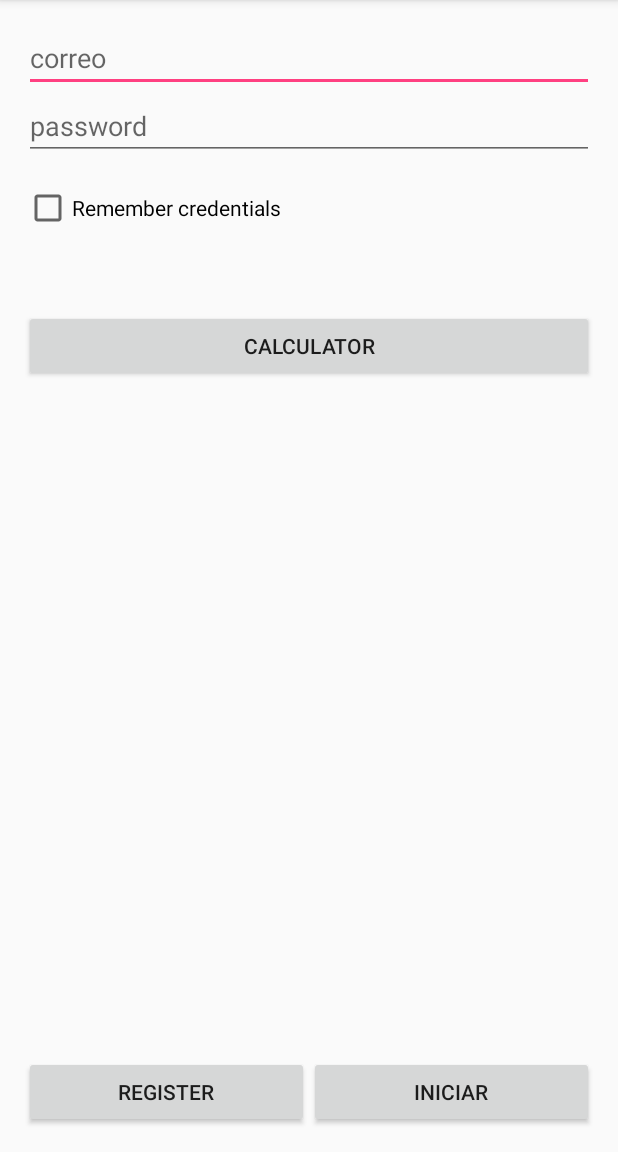
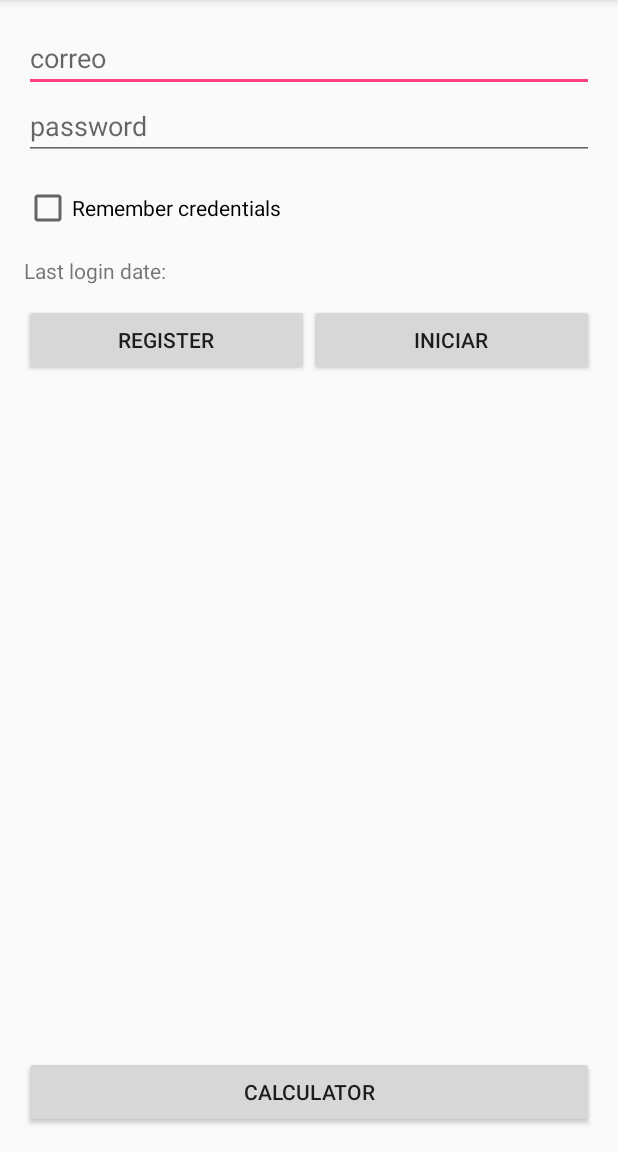
Before and after one commit to damiantapianava/unam, an Android app: the screen it shows after launch (LoginActivity), after a tap on "INICIAR", on a phone screen of 412 x 824 dp, the part 84-1236 px from its top. Run offline under Robolectric (Android 15) with nearby library versions, the phone set to English and light mode, and no system bars.

Commit message:
Persistencia de Last Login Date

```diff
--- a/app/src/main/java/mx/unam/login/LoginActivity.java
+++ b/app/src/main/java/mx/unam/login/LoginActivity.java
@@ -8,6 +8,7 @@ import android.view.View;
 import android.widget.CheckBox;
 import android.widget.CompoundButton;
 import android.widget.EditText;
+import android.widget.TextView;
 
 public class LoginActivity extends LoginActivityAMO implements View.OnClickListener, CompoundButton.OnCheckedChangeListener
 {
@@ -18,9 +19,10 @@ public class LoginActivity extends LoginActivityAMO implements View.OnClickListe
 
         setContentView(R.layout.activity_login);
 
-        email    = (EditText) findViewById(R.id.main_ACT_email);
-        password = (EditText) findViewById(R.id.main_ACT_password);
-        checkBox = (CheckBox) findViewById(R.id.chkRememberMe);
+        email        = (EditText) findViewById(R.id.main_ACT_email);
+        password     = (EditText) findViewById(R.id.main_ACT_password);
+        checkBox     = (CheckBox) findViewById(R.id.chkRememberMe);
+        txtLastLogin = (TextView) findViewById(R.id.txtLastLogin);
 
         loading = findViewById(R.id.progress);
 
@@ -32,26 +34,7 @@ public class LoginActivity extends LoginActivityAMO implements View.OnClickListe
 
         context = getApplicationContext();
 
-        preference = new PreferenceUtil(context);
-
-        remember_login_ENABLED = preference.isRemember_login_ENABLED();
-                        userID = preference.getUserId();
-
-        checkBox.setChecked(remember_login_ENABLED);
-
-        if(remember_login_ENABLED && userID > 0)
-        {
-            user_DAO = new UserDataSource(context);
-
-            user = user_DAO.findUserById(userID);
-
-            if(user != null)
-            {
-                email.setText(user.getUserName());
-                password.setText(user.getPassword());
-                //findViewById(R.id.btnRegisterLogin).performClick();
-            }
-        }
+        init_preference();
     }
 
     @Override
--- a/app/src/main/java/mx/unam/login/LoginActivityDMO.java
+++ b/app/src/main/java/mx/unam/login/LoginActivityDMO.java
@@ -7,6 +7,7 @@ import android.support.v7.app.AppCompatActivity;
 import android.view.View;
 import android.widget.CheckBox;
 import android.widget.EditText;
+import android.widget.TextView;
 
 public abstract class LoginActivityDMO extends AppCompatActivity
 {
@@ -14,6 +15,7 @@ public abstract class LoginActivityDMO extends AppCompatActivity
 
     protected EditText email;
     protected EditText password;
+    protected TextView txtLastLogin;
     protected View loading;
     protected CheckBox checkBox;
 
--- a/app/src/main/java/mx/unam/login/MySqliteHelper.java
+++ b/app/src/main/java/mx/unam/login/MySqliteHelper.java
@@ -23,9 +23,12 @@ public class MySqliteHelper extends MySqliteHelperDMO
     @Override
     public void onUpgrade(SQLiteDatabase db, int oldVersion, int newVersion)
     {
-        Log.d(ServiceTimer.TAG,"MySqliteHelper.onUpgrade(): from " + oldVersion+ " to " + newVersion);
+        Log.d(ServiceTimer.TAG, "MySqliteHelper.onUpgrade(): from " + oldVersion+ " to " + newVersion);
 
         db.execSQL(CREATE_TABLE);
+
+        db.execSQL("DROP TABLE " + TABLE_NAME_USER);
+
         db.execSQL(CREATE_TABLE_USER);
     }
 }
--- a/app/src/main/java/mx/unam/login/MySqliteHelperDMO.java
+++ b/app/src/main/java/mx/unam/login/MySqliteHelperDMO.java
@@ -8,7 +8,7 @@ public abstract class MySqliteHelperDMO extends SQLiteOpenHelper
 {
     protected final static String DATABASE_NAME ="unamsqlite";
 
-    protected final static int DATABASE_VERSION = 5;
+    protected final static int DATABASE_VERSION = 6;
 
     public static final String TABLE_NAME = "item_table";
     public static final String TABLE_NAME_USER = "user_table";
@@ -20,6 +20,7 @@ public abstract class MySqliteHelperDMO extends SQLiteOpenHelper
 
     public static final String COLUMN_USER_NAME = "username";
     public static final String COLUMN_USER_PASS = "password";
+    public static final String COLUMN_USER_LOGIN_DATE = "last_login_date";
 
     protected static final String CREATE_TABLE  = "create table IF NOT EXISTS " + TABLE_NAME + " ( " +
             COLUMN_ID + " integer primary key autoincrement,"+
@@ -28,9 +29,10 @@ public abstract class MySqliteHelperDMO extends SQLiteOpenHelper
             COLUMN_ITEM_RESOURCE + " integer not null)";
 
     protected static final String CREATE_TABLE_USER  = "create table IF NOT EXISTS " + TABLE_NAME_USER + " ( " +
-            COLUMN_ID + " integer primary key autoincrement,"+
-            COLUMN_USER_NAME + " text not null,"+
-            COLUMN_USER_PASS + " text not null)";
+            COLUMN_ID              + " integer primary key autoincrement,"+
+            COLUMN_USER_NAME       + " text not null,"+
+            COLUMN_USER_PASS       + " text not null," +
+            COLUMN_USER_LOGIN_DATE + " text not null default '')";
 
     public MySqliteHelperDMO(Context context)
     {
--- a/app/src/main/java/mx/unam/login/UserDataSourceDMO.java
+++ b/app/src/main/java/mx/unam/login/UserDataSourceDMO.java
@@ -24,6 +24,7 @@ public abstract class UserDataSourceDMO
 
     protected String username;
     protected String password;
+    protected String last_login_date;
     protected String selection;
 
     protected String[] selectionArgs;
--- a/app/src/main/res/layout/activity_login.xml
+++ b/app/src/main/res/layout/activity_login.xml
@@ -32,6 +32,26 @@
         android:layout_width="wrap_content"
         android:layout_height="wrap_content" />
 
+    <LinearLayout
+        android:layout_below="@+id/chkRememberMe"
+        android:orientation="horizontal"
+        android:layout_width="match_parent"
+        android:layout_height="wrap_content">
+        <TextView
+            android:layout_weight=".70"
+            android:layout_marginTop="16dp"
+            android:text="Last login date:"
+            android:layout_width="match_parent"
+            android:layout_height="wrap_content" />
+
+        <TextView
+            android:layout_weight=".30"
+            android:layout_marginTop="16dp"
+            android:id="@+id/txtLastLogin"
+            android:layout_width="match_parent"
+            android:layout_height="wrap_content" />
+    </LinearLayout>
+
     <ProgressBar
         android:id="@+id/progress"
         android:visibility="gone"
@@ -39,17 +59,10 @@
         android:layout_width="match_parent"
         android:layout_height="wrap_content" />
 
-    <Button
-        android:id="@+id/btn_init_calculator"
-        android:text="@string/calculator"
-        android:layout_marginTop="100dp"
-        android:layout_below="@+id/main_ACT_password"
-        android:layout_width="match_parent"
-        android:layout_height="wrap_content" />
-
     <LinearLayout
+        android:layout_marginTop="48dp"
+        android:layout_below="@+id/chkRememberMe"
         android:orientation="horizontal"
-        android:layout_alignParentBottom="true"
         android:layout_width="match_parent"
         android:layout_height="wrap_content">
         <Button
@@ -68,4 +81,12 @@
             android:layout_height="wrap_content" />
     </LinearLayout>
 
+    <Button
+        android:id="@+id/btn_init_calculator"
+        android:text="@string/calculator"
+        android:layout_marginTop="100dp"
+        android:layout_alignParentBottom="true"
+        android:layout_width="match_parent"
+        android:layout_height="wrap_content" />
+
 </RelativeLayout>
```
Also changed, not shown: app/src/main/java/mx/unam/login/LoginActivityAMO.java (+34 -4 lines), app/src/main/java/mx/unam/login/ModelUser.java (+9 -0 lines), app/src/main/java/mx/unam/login/UserDataSource.java (+35 -6 lines).
